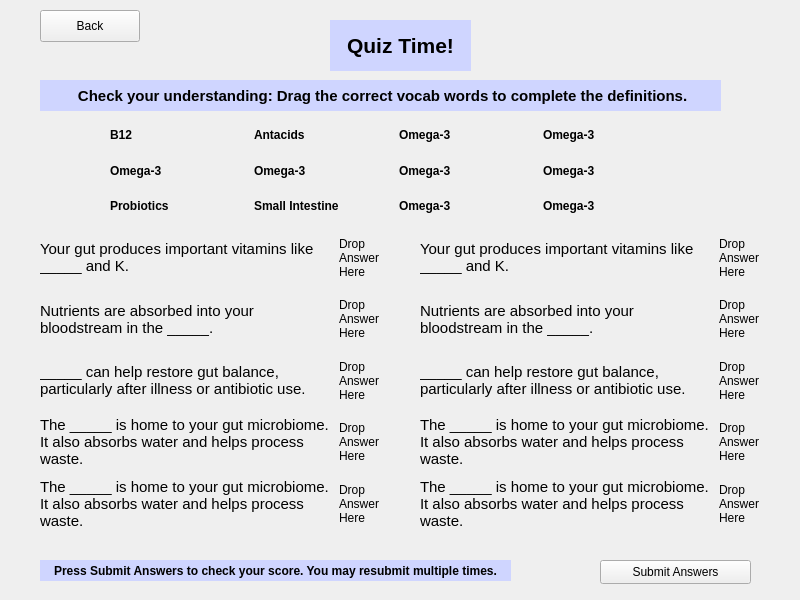
University-of-Utah-CS3505/a9-edu-app-f24-00Calvin00, file A8EduApp/quizdragdropwidget.ui: the form before one commit.
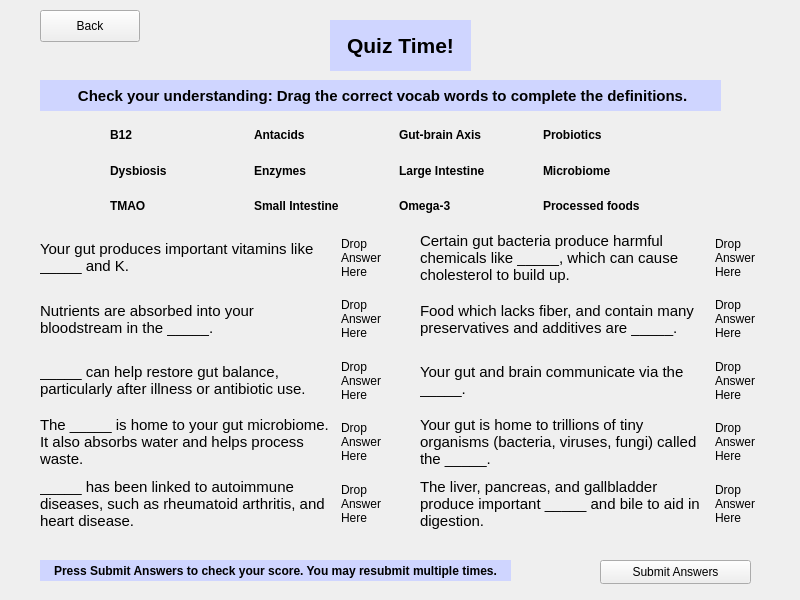
The form after the commit. Custom widgets are drawn as their Qt base class.

Commit message: Added all questions to drag and drop

```diff
--- a/A8EduApp/quizdragdropwidget.ui
+++ b/A8EduApp/quizdragdropwidget.ui
@@ -96,7 +96,7 @@
        </font>
       </property>
       <property name="text">
-       <string>Omega-3</string>
+       <string>Large Intestine</string>
       </property>
       <property name="wordWrap">
        <bool>true</bool>
@@ -104,14 +104,14 @@
      </widget>
     </item>
     <item row="0" column="3">
-     <widget class="DraggableLabel" name="vocab4_7">
+     <widget class="DraggableLabel" name="vocab4">
       <property name="font">
        <font>
         <bold>true</bold>
        </font>
       </property>
       <property name="text">
-       <string>Omega-3</string>
+       <string>Probiotics</string>
       </property>
       <property name="wordWrap">
        <bool>true</bool>
@@ -134,14 +134,14 @@
      </widget>
     </item>
     <item row="1" column="0">
-     <widget class="DraggableLabel" name="vocab4_2">
+     <widget class="DraggableLabel" name="vocab5">
       <property name="font">
        <font>
         <bold>true</bold>
        </font>
       </property>
       <property name="text">
-       <string>Omega-3</string>
+       <string>Dysbiosis</string>
       </property>
       <property name="wordWrap">
        <bool>true</bool>
@@ -149,7 +149,7 @@
      </widget>
     </item>
     <item row="2" column="1">
-     <widget class="DraggableLabel" name="vocab6">
+     <widget class="DraggableLabel" name="vocab10">
       <property name="font">
        <font>
         <bold>true</bold>
@@ -186,7 +186,7 @@
        </font>
       </property>
       <property name="text">
-       <string>Omega-3</string>
+       <string>Gut-brain Axis</string>
       </property>
       <property name="wordWrap">
        <bool>true</bool>
@@ -201,7 +201,7 @@
        </font>
       </property>
       <property name="text">
-       <string>Omega-3</string>
+       <string>Microbiome</string>
       </property>
       <property name="wordWrap">
        <bool>true</bool>
@@ -216,7 +216,7 @@
        </font>
       </property>
       <property name="text">
-       <string>Omega-3</string>
+       <string>Processed foods</string>
       </property>
       <property name="wordWrap">
        <bool>true</bool>
@@ -224,14 +224,14 @@
      </widget>
     </item>
     <item row="1" column="1">
-     <widget class="DraggableLabel" name="vocab4">
+     <widget class="DraggableLabel" name="vocab6">
       <property name="font">
        <font>
         <bold>true</bold>
        </font>
       </property>
       <property name="text">
-       <string>Omega-3</string>
+       <string>Enzymes</string>
       </property>
       <property name="wordWrap">
        <bool>true</bool>
@@ -254,14 +254,14 @@
      </widget>
     </item>
     <item row="2" column="0">
-     <widget class="DraggableLabel" name="vocab5">
+     <widget class="DraggableLabel" name="vocab9">
       <property name="font">
        <font>
         <bold>true</bold>
        </font>
       </property>
       <property name="text">
-       <string>Probiotics</string>
+       <string>TMAO</string>
       </property>
       <property name="wordWrap">
        <bool>true</bool>
@@ -288,7 +288,7 @@
        </font>
       </property>
       <property name="text">
-       <string>The _____ is home to your gut microbiome. It also absorbs water and helps process waste.</string>
+       <string>_____ has been linked to autoimmune diseases, such as rheumatoid arthritis, and heart disease.</string>
       </property>
       <property name="wordWrap">
        <bool>true</bool>
@@ -454,7 +454,7 @@
        </font>
       </property>
       <property name="text">
-       <string>The _____ is home to your gut microbiome. It also absorbs water and helps process waste.</string>
+       <string>The liver, pancreas, and gallbladder produce important _____ and bile to aid in digestion.</string>
       </property>
       <property name="wordWrap">
        <bool>true</bool>
@@ -469,7 +469,7 @@
        </font>
       </property>
       <property name="text">
-       <string>The _____ is home to your gut microbiome. It also absorbs water and helps process waste.</string>
+       <string>Your gut is home to trillions of tiny organisms (bacteria, viruses, fungi) called the _____.</string>
       </property>
       <property name="wordWrap">
        <bool>true</bool>
@@ -494,7 +494,7 @@
        </font>
       </property>
       <property name="text">
-       <string>_____ can help restore gut balance, particularly after illness or antibiotic use.</string>
+       <string>Your gut and brain communicate via the _____.</string>
       </property>
       <property name="wordWrap">
        <bool>true</bool>
@@ -512,22 +512,7 @@
        <number>1</number>
       </property>
       <property name="text">
-       <string>Nutrients are absorbed into your bloodstream in the _____.</string>
-      </property>
-      <property name="wordWrap">
-       <bool>true</bool>
-      </property>
-     </widget>
-    </item>
-    <item row="1" column="0">
-     <widget class="QLabel" name="definition1_2">
-      <property name="font">
-       <font>
-        <pointsize>11</pointsize>
-       </font>
-      </property>
-      <property name="text">
-       <string>Your gut produces important vitamins like _____ and K.</string>
+       <string>Food which lacks fiber, and contain many preservatives and additives are _____.</string>
       </property>
       <property name="wordWrap">
        <bool>true</bool>
@@ -574,6 +559,21 @@
       </property>
      </widget>
     </item>
+    <item row="1" column="0">
+     <widget class="QLabel" name="definition6">
+      <property name="font">
+       <font>
+        <pointsize>11</pointsize>
+       </font>
+      </property>
+      <property name="text">
+       <string>Certain gut bacteria produce harmful chemicals like _____, which can cause cholesterol to build up.</string>
+      </property>
+      <property name="wordWrap">
+       <bool>true</bool>
+      </property>
+     </widget>
+    </item>
    </layout>
   </widget>
   <widget class="QLabel" name="instructions_2">
```
Left out of the diff: 30 changed lines with no effect on the pictures. The commit also changes 1 other file.
